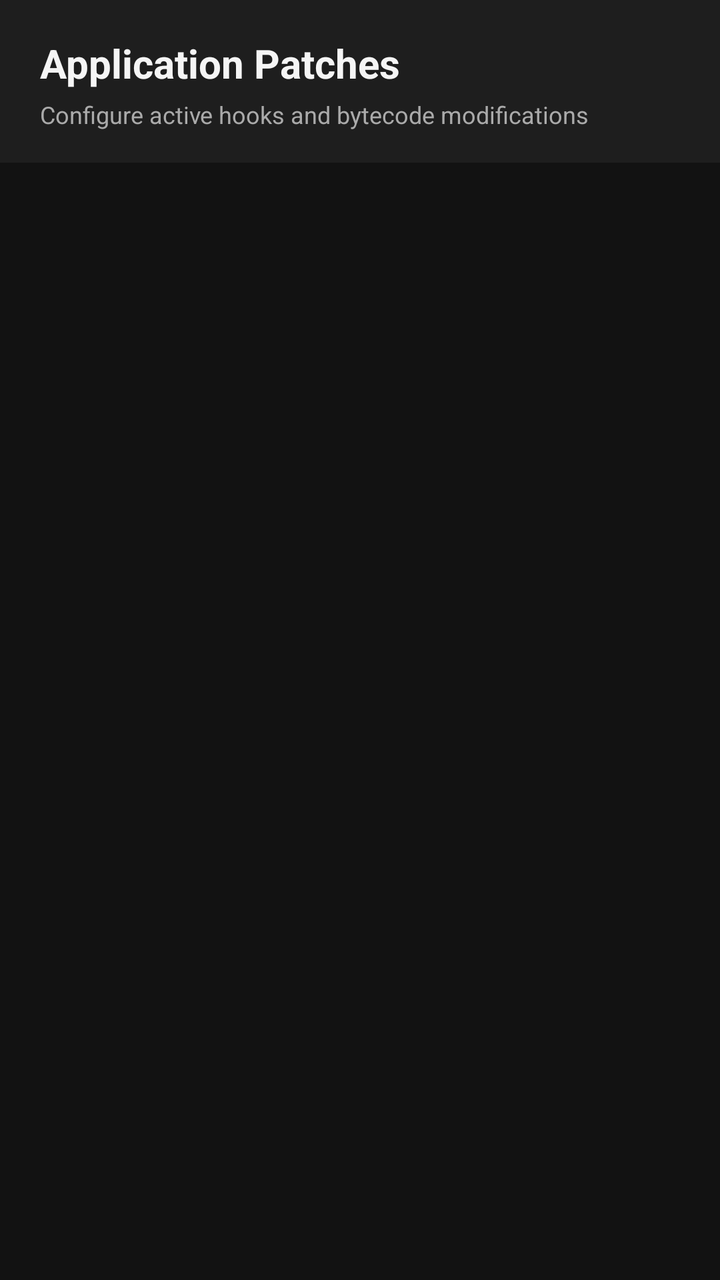
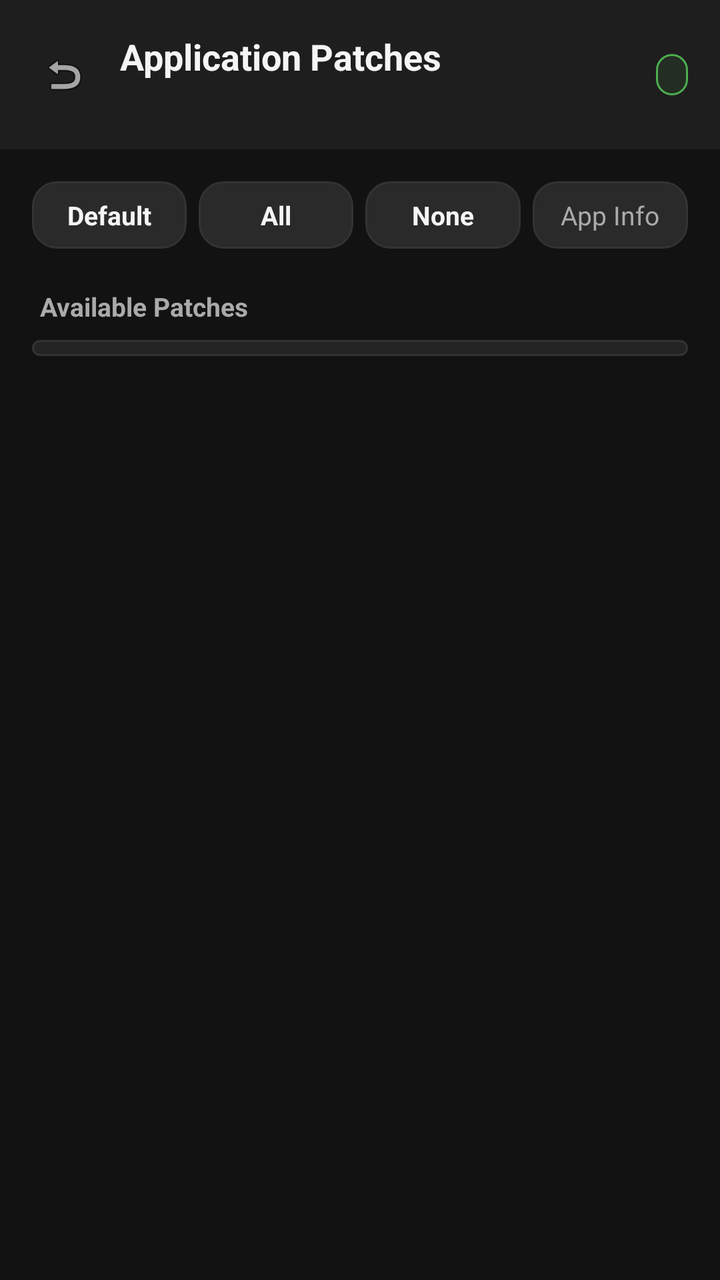

Screens rendered from an Android XML layout before and after an edit, with the pre-edit source and the edit as a unified diff.
<!-- AndroidManifest.xml: activity theme SettingsTheme -->
<!-- res/layout/activity_app_patch_settings.xml -->
<?xml version="1.0" encoding="utf-8"?>
<LinearLayout xmlns:android="http://schemas.android.com/apk/res/android"
    android:layout_width="match_parent"
    android:layout_height="match_parent"
    android:background="@color/speed_bg_dark"
    android:fitsSystemWindows="true"
    android:orientation="vertical">

    <LinearLayout
        android:layout_width="match_parent"
        android:layout_height="wrap_content"
        android:background="@color/speed_card_dark"
        android:paddingStart="20dp"
        android:paddingTop="18dp"
        android:paddingEnd="20dp"
        android:paddingBottom="16dp"
        android:orientation="vertical">

        <TextView
            android:id="@+id/patch_header_title"
            android:layout_width="wrap_content"
            android:layout_height="wrap_content"
            android:text="Application Patches"
            android:textColor="@color/speed_text_primary"
            android:textSize="20sp"
            android:textStyle="bold" />

        <TextView
            android:layout_width="wrap_content"
            android:layout_height="wrap_content"
            android:layout_marginTop="4dp"
            android:text="Configure active hooks and bytecode modifications"
            android:textColor="@color/speed_text_secondary"
            android:textSize="12sp" />
    </LinearLayout>

    <FrameLayout
        android:id="@+id/app_patch_settings_container"
        android:layout_width="match_parent"
        android:layout_height="match_parent"
        android:background="@color/speed_bg_dark" />

</LinearLayout>
<!-- resources referenced by this layout -->
<resources>
  <color name="speed_bg_dark">#FF121212</color>
  <color name="speed_card_dark">#FF1E1E1E</color>
  <color name="speed_text_primary">#FFF5F5F5</color>
  <color name="speed_text_secondary">#FFAAAAAA</color>
  <style name="SettingsTheme" parent="android:Theme.DeviceDefault.Settings">
          <item name="android:fitsSystemWindows">true</item>
          <item name="android:singleLineTitle">false</item>
          <item name="android:windowBackground">@color/speed_bg_dark</item>
          <item name="android:colorAccent">@color/speed_accent</item>
          <item name="android:listDivider">@null</item>
      </style>
  <color name="speed_accent">#FF4CAF50</color>
</resources>

<!-- the commit's change to res/layout/activity_app_patch_settings.xml (unified diff, before → after) -->
@@ -2,42 +2,167 @@
 <LinearLayout xmlns:android="http://schemas.android.com/apk/res/android"
     android:layout_width="match_parent"
     android:layout_height="match_parent"
-    android:background="@color/speed_bg_dark"
+    android:background="@color/ksu_bg"
     android:fitsSystemWindows="true"
     android:orientation="vertical">
 
+    
     <LinearLayout
         android:layout_width="match_parent"
         android:layout_height="wrap_content"
-        android:background="@color/speed_card_dark"
-        android:paddingStart="20dp"
-        android:paddingTop="18dp"
-        android:paddingEnd="20dp"
-        android:paddingBottom="16dp"
-        android:orientation="vertical">
+        android:background="@color/ksu_surface"
+        android:gravity="center_vertical"
+        android:orientation="horizontal"
+        android:paddingStart="16dp"
+        android:paddingTop="16dp"
+        android:paddingEnd="16dp"
+        android:paddingBottom="16dp">
+
+        <ImageView
+            android:id="@+id/btn_back"
+            android:layout_width="32dp"
+            android:layout_height="32dp"
+            android:background="?android:attr/selectableItemBackgroundBorderless"
+            android:clickable="true"
+            android:contentDescription="Back"
+            android:focusable="true"
+            android:padding="4dp"
+            android:src="@android:drawable/ic_menu_revert" />
+
+        <LinearLayout
+            android:layout_width="0dp"
+            android:layout_height="wrap_content"
+            android:layout_marginStart="12dp"
+            android:layout_weight="1"
+            android:orientation="vertical">
+
+            <TextView
+                android:id="@+id/patch_header_title"
+                android:layout_width="wrap_content"
+                android:layout_height="wrap_content"
+                android:text="Application Patches"
+                android:textColor="@color/ksu_text_primary"
+                android:textSize="18sp"
+                android:textStyle="bold" />
+
+            <TextView
+                android:id="@+id/patch_header_pkg"
+                android:layout_width="wrap_content"
+                android:layout_height="wrap_content"
+                android:layout_marginTop="2dp"
+                android:textColor="@color/ksu_text_muted"
+                android:textSize="12sp" />
+        </LinearLayout>
 
         <TextView
-            android:id="@+id/patch_header_title"
+            android:id="@+id/patch_header_count"
             android:layout_width="wrap_content"
             android:layout_height="wrap_content"
-            android:text="Application Patches"
-            android:textColor="@color/speed_text_primary"
-            android:textSize="20sp"
+            android:background="@drawable/ksu_pill_bg"
+            android:textColor="@color/ksu_accent"
+            android:textSize="11sp"
             android:textStyle="bold" />
-
-        <TextView
-            android:layout_width="wrap_content"
-            android:layout_height="wrap_content"
-            android:layout_marginTop="4dp"
-            android:text="Configure active hooks and bytecode modifications"
-            android:textColor="@color/speed_text_secondary"
-            android:textSize="12sp" />
     </LinearLayout>
 
-    <FrameLayout
-        android:id="@+id/app_patch_settings_container"
+    <ScrollView
         android:layout_width="match_parent"
         android:layout_height="match_parent"
-        android:background="@color/speed_bg_dark" />
+        android:fillViewport="true">
+
+        <LinearLayout
+            android:layout_width="match_parent"
+            android:layout_height="wrap_content"
+            android:orientation="vertical"
+            android:padding="16dp">
+
+            
+            <LinearLayout
+                android:layout_width="match_parent"
+                android:layout_height="wrap_content"
+                android:gravity="center_vertical"
+                android:orientation="horizontal">
+
+                <TextView
+                    android:id="@+id/btn_default_patches"
+                    android:layout_width="0dp"
+                    android:layout_height="wrap_content"
+                    android:layout_weight="1"
+                    android:layout_marginEnd="6dp"
+                    android:background="@drawable/ksu_btn_bg"
+                    android:clickable="true"
+                    android:focusable="true"
+                    android:gravity="center"
+                    android:text="Default"
+                    android:textColor="@color/ksu_text_primary"
+                    android:textSize="13sp"
+                    android:textStyle="bold" />
+
+                <TextView
+                    android:id="@+id/btn_all_patches"
+                    android:layout_width="0dp"
+                    android:layout_height="wrap_content"
+                    android:layout_weight="1"
+                    android:layout_marginEnd="6dp"
+                    android:background="@drawable/ksu_btn_bg"
+                    android:clickable="true"
+                    android:focusable="true"
+                    android:gravity="center"
+                    android:text="All"
+                    android:textColor="@color/ksu_text_primary"
+                    android:textSize="13sp"
+                    android:textStyle="bold" />
+
+                <TextView
+                    android:id="@+id/btn_none_patches"
+                    android:layout_width="0dp"
+                    android:layout_height="wrap_content"
+                    android:layout_weight="1"
+                    android:layout_marginEnd="6dp"
+                    android:background="@drawable/ksu_btn_bg"
+                    android:clickable="true"
+                    android:focusable="true"
+                    android:gravity="center"
+                    android:text="None"
+                    android:textColor="@color/ksu_text_primary"
+                    android:textSize="13sp"
+                    android:textStyle="bold" />
+
+                <TextView
+                    android:id="@+id/btn_app_info"
+                    android:layout_width="0dp"
+                    android:layout_height="wrap_content"
+                    android:layout_weight="1"
+                    android:background="@drawable/ksu_btn_bg"
+                    android:clickable="true"
+                    android:focusable="true"
+                    android:gravity="center"
+                    android:text="App Info"
+                    android:textColor="@color/ksu_text_secondary"
+                    android:textSize="13sp" />
+            </LinearLayout>
+
+            <TextView
+                android:layout_width="wrap_content"
+                android:layout_height="wrap_content"
+                android:layout_marginStart="4dp"
+                android:layout_marginTop="20dp"
+                android:layout_marginBottom="8dp"
+                android:text="Available Patches"
+                android:textColor="@color/ksu_text_secondary"
+                android:textSize="13sp"
+                android:textStyle="bold" />
+
+            
+            <LinearLayout
+                android:id="@+id/container_patches"
+                android:layout_width="match_parent"
+                android:layout_height="wrap_content"
+                android:background="@drawable/ksu_card_bg"
+                android:orientation="vertical"
+                android:paddingTop="4dp"
+                android:paddingBottom="4dp" />
+
+        </LinearLayout>
+    </ScrollView>
 
 </LinearLayout>
<!-- resource entries referenced after the edit -->
@@ -1,9 +1,52 @@
 <!-- resources referenced by this layout -->
 <resources>
+  <color name="ksu_accent">#FF4CAF50</color>
+  <color name="ksu_bg">#FF121212</color>
+  <color name="ksu_surface">#FF1E1E1E</color>
+  <color name="ksu_text_muted">#FF707070</color>
+  <color name="ksu_text_primary">#FFF5F5F5</color>
+  <color name="ksu_text_secondary">#FFAAAAAA</color>
+  <!-- drawable ksu_btn_bg (drawable) -->
+  <?xml version="1.0" encoding="utf-8"?>
+  <shape xmlns:android="http://schemas.android.com/apk/res/android"
+      android:shape="rectangle">
+      <solid android:color="@color/ksu_surface_variant" />
+      <stroke
+          android:width="1dp"
+          android:color="@color/ksu_card_stroke" />
+      <corners android:radius="12dp" />
+      <padding
+          android:left="14dp"
+          android:top="8dp"
+          android:right="14dp"
+          android:bottom="8dp" />
+  </shape>
+  <!-- drawable ksu_card_bg (drawable) -->
+  <?xml version="1.0" encoding="utf-8"?>
+  <shape xmlns:android="http://schemas.android.com/apk/res/android"
+      android:shape="rectangle">
+      <solid android:color="@color/ksu_card" />
+      <stroke
+          android:width="1dp"
+          android:color="@color/ksu_card_stroke" />
+      <corners android:radius="16dp" />
+  </shape>
+  <!-- drawable ksu_pill_bg (drawable) -->
+  <?xml version="1.0" encoding="utf-8"?>
+  <shape xmlns:android="http://schemas.android.com/apk/res/android"
+      android:shape="rectangle">
+      <solid android:color="@color/ksu_accent_container" />
+      <stroke
+          android:width="1dp"
+          android:color="@color/ksu_accent" />
+      <corners android:radius="8dp" />
+      <padding
+          android:left="8dp"
+          android:top="3dp"
+          android:right="8dp"
+          android:bottom="3dp" />
+  </shape>
   <color name="speed_bg_dark">#FF121212</color>
-  <color name="speed_card_dark">#FF1E1E1E</color>
-  <color name="speed_text_primary">#FFF5F5F5</color>
-  <color name="speed_text_secondary">#FFAAAAAA</color>
   <style name="SettingsTheme" parent="android:Theme.DeviceDefault.Settings">
           <item name="android:fitsSystemWindows">true</item>
           <item name="android:singleLineTitle">false</item>
@@ -11,6 +54,10 @@
           <item name="android:colorAccent">@color/speed_accent</item>
           <item name="android:listDivider">@null</item>
       </style>
+  <color name="ksu_surface_variant">#FF2A2A2A</color>
+  <color name="ksu_card_stroke">#FF333333</color>
+  <color name="ksu_card">#FF242424</color>
+  <color name="ksu_accent_container">#1A4CAF50</color>
   <color name="speed_accent">#FF4CAF50</color>
 </resources>
 
